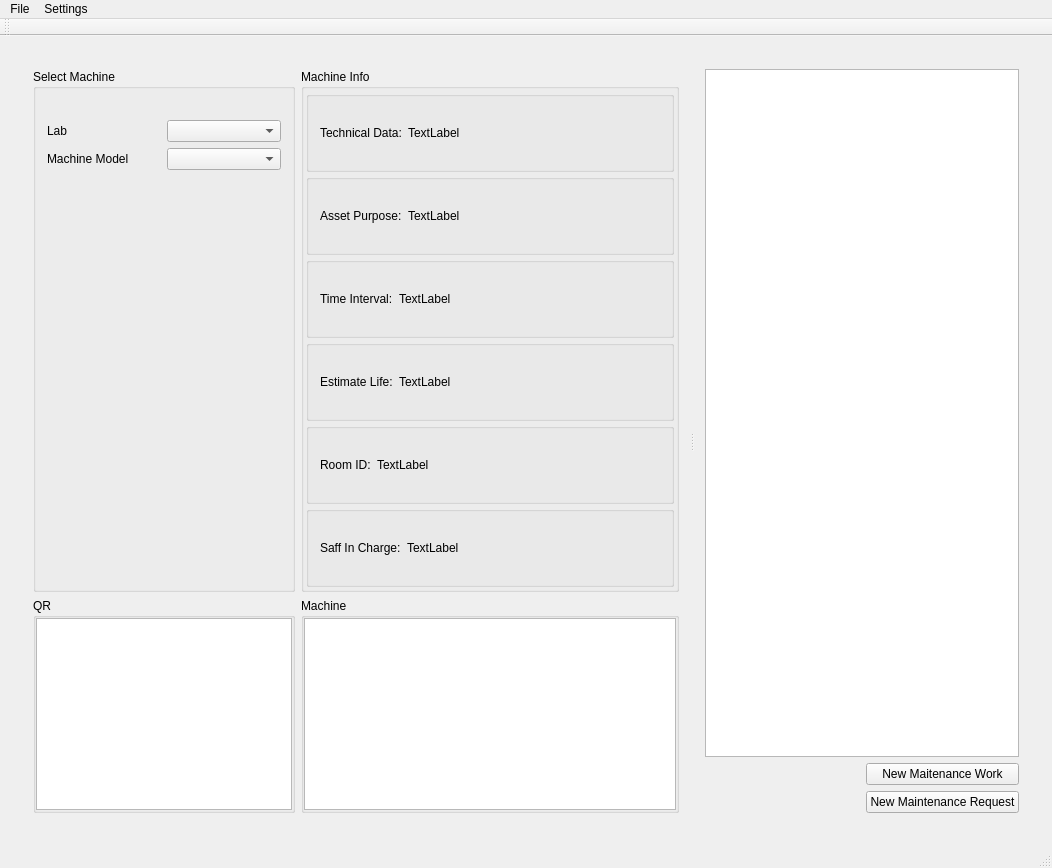
OmarElbekiey/LabAutomationSystem, file LabAutumation/GUI.ui: the form before one commit.
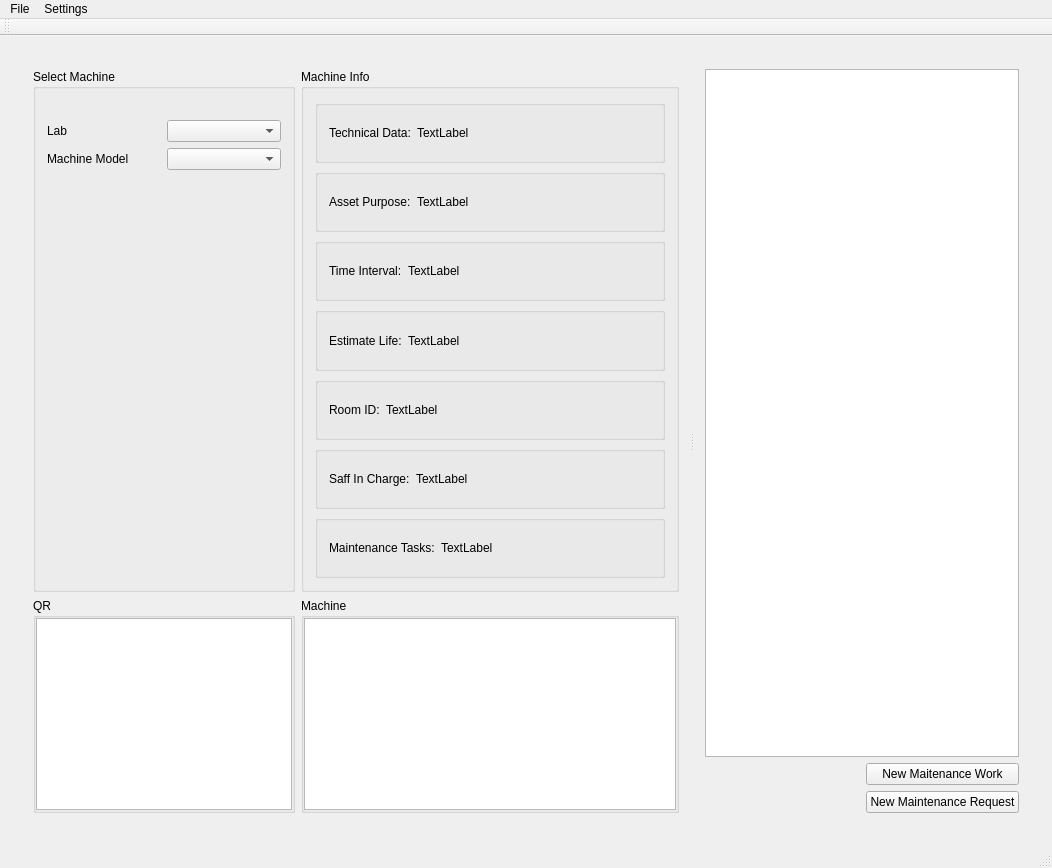
The form after the commit. Icons and pictures are not drawn.

```diff
--- a/LabAutumation/GUI.ui
+++ b/LabAutumation/GUI.ui
@@ -221,21 +221,6 @@
                <string>Machine Info</string>
               </property>
               <layout class="QVBoxLayout" name="verticalLayout_6">
-               <property name="spacing">
-                <number>2</number>
-               </property>
-               <property name="leftMargin">
-                <number>2</number>
-               </property>
-               <property name="topMargin">
-                <number>2</number>
-               </property>
-               <property name="rightMargin">
-                <number>2</number>
-               </property>
-               <property name="bottomMargin">
-                <number>2</number>
-               </property>
                <item>
                 <widget class="QGroupBox" name="groupBox_6">
                  <property name="title">
@@ -410,6 +395,35 @@
                  </layout>
                 </widget>
                </item>
+               <item>
+                <widget class="QGroupBox" name="groupBox_12">
+                 <property name="title">
+                  <string/>
+                 </property>
+                 <layout class="QHBoxLayout" name="horizontalLayout_12">
+                  <item>
+                   <widget class="QLabel" name="label_6">
+                    <property name="text">
+                     <string>Maintenance Tasks:</string>
+                    </property>
+                   </widget>
+                  </item>
+                  <item>
+                   <widget class="QLabel" name="label_MT">
+                    <property name="sizePolicy">
+                     <sizepolicy hsizetype="MinimumExpanding" vsizetype="Preferred">
+                      <horstretch>0</horstretch>
+                      <verstretch>0</verstretch>
+                     </sizepolicy>
+                    </property>
+                    <property name="text">
+                     <string>TextLabel</string>
+                    </property>
+                   </widget>
+                  </item>
+                 </layout>
+                </widget>
+               </item>
               </layout>
              </widget>
             </item>
```
